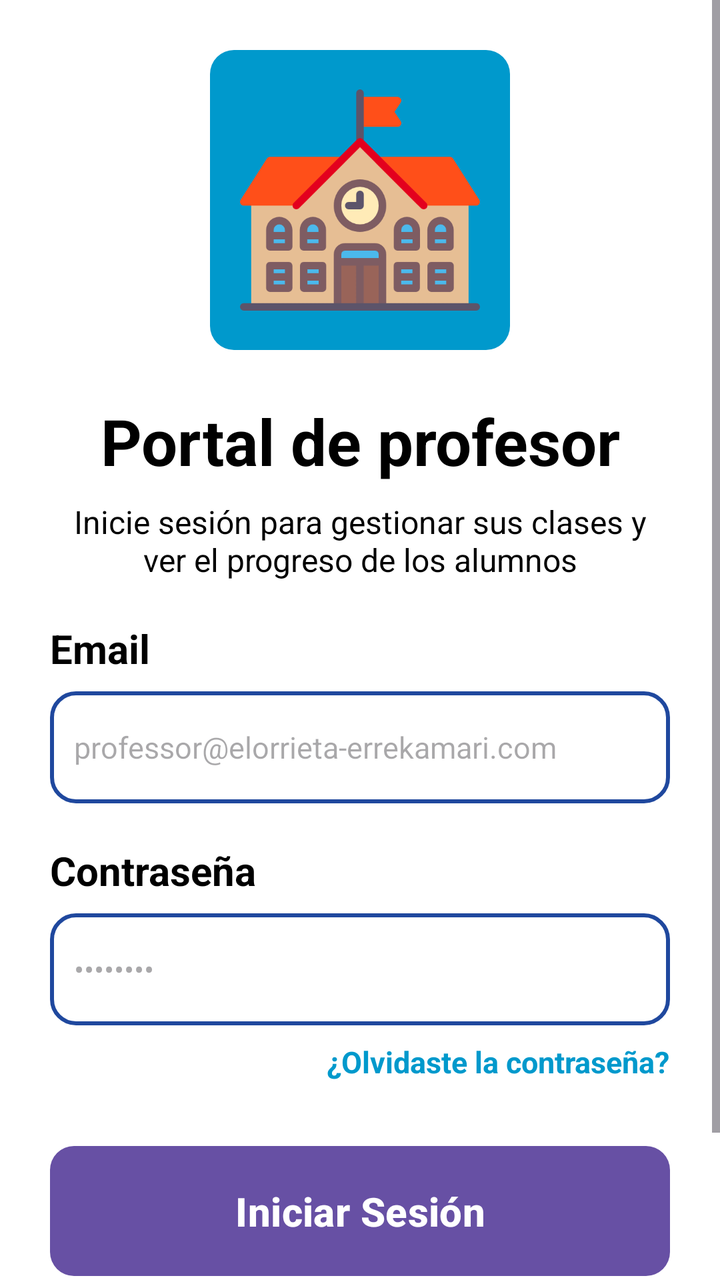
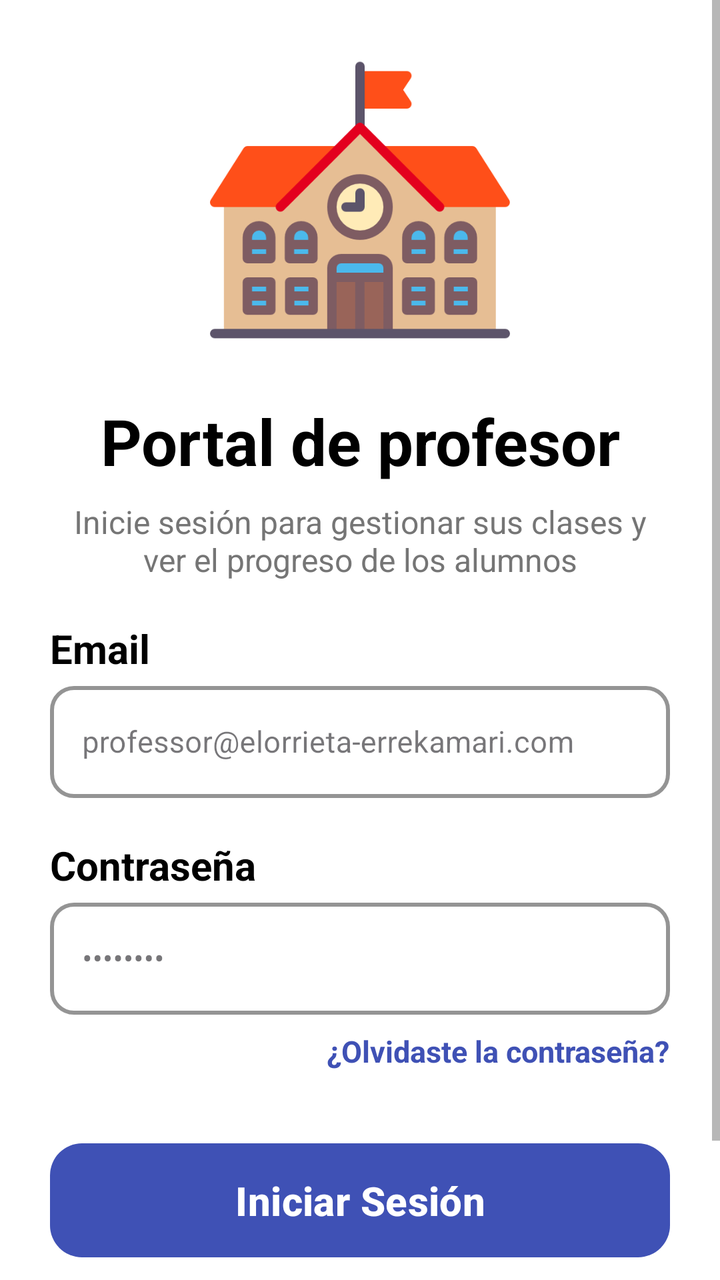

Compare the two renders of this Android layout. The source of the first and the diff that turns it into the second are given below.
<!-- AndroidManifest.xml: application theme Base.Theme.ElorMovPMDM -->
<!-- res/layout/activity_login.xml -->
<?xml version="1.0" encoding="utf-8"?>
<ScrollView xmlns:android="http://schemas.android.com/apk/res/android"
    android:layout_width="match_parent"
    android:layout_height="match_parent"
    xmlns:tools="http://schemas.android.com/tools"
    android:id="@+id/main"
    android:background="@color/white">

    <LinearLayout
        android:layout_width="match_parent"
        android:layout_height="wrap_content"
        android:orientation="vertical"
        android:padding="25dp">

        <ImageView
            android:layout_width="150dp"
            android:layout_height="150dp"
            android:layout_gravity="center"
            android:background="@drawable/rounded_button"
            android:src="@drawable/school"
            android:padding="15dp">
        </ImageView>

        <TextView
            android:layout_width="match_parent"
            android:layout_height="wrap_content"
            android:layout_marginTop="24dp"
            android:gravity="center"
            android:text="@string/login_title"
            android:textColor="@color/black"
            android:textSize="32sp"
            android:textStyle="bold" >
        </TextView>

        <TextView
            android:layout_width="match_parent"
            android:layout_height="wrap_content"
            android:layout_marginTop="8dp"
            android:gravity="center"
            android:text="@string/login_subtitle"
            android:textColor="@color/grey"
            android:textSize="16sp" >
        </TextView>

        <TextView
            android:layout_width="match_parent"
            android:layout_height="wrap_content"
            android:layout_marginTop="20dp"
            android:text="@string/email"
            android:textColor="@color/black"
            android:textSize="20sp"
            android:textStyle="bold" >
        </TextView>

        <EditText
            android:id="@+id/etEmail"
            android:layout_width="match_parent"
            android:layout_height="56dp"
            android:layout_marginTop="8dp"
            android:background="@drawable/card_bg"
            android:hint="@string/email_hint"
            android:inputType="textEmailAddress"
            android:padding="12dp"
            android:textSize="15sp"
            android:focusable="true"
            android:focusableInTouchMode="true"
            android:clickable="true"
            android:nextFocusDown="@+id/etPassword"
            android:imeOptions="actionNext">
        </EditText>

        <TextView
            android:layout_width="match_parent"
            android:layout_height="wrap_content"
            android:layout_marginTop="20dp"
            android:text="@string/password"
            android:textColor="@color/black"
            android:textStyle="bold"
            android:textSize="20sp">
        </TextView>

        <EditText
            android:id="@+id/etPassword"
            android:layout_width="match_parent"
            android:layout_height="56dp"
            android:layout_marginTop="8dp"
            android:background="@drawable/card_bg"
            android:hint="@string/password_hint"
            android:inputType="textPassword"
            android:padding="12dp"
            android:textSize="15sp"
            android:focusable="true"
            android:focusableInTouchMode="true"
            android:clickable="true">
        </EditText>

        <TextView
            android:layout_width="wrap_content"
            android:layout_height="wrap_content"
            android:layout_gravity="end"
            android:layout_marginTop="8dp"
            android:text="@string/password_forgot"
            android:textColor="@color/primary"
            android:textStyle="bold"
            android:textSize="15sp">
        </TextView>

        <Button
            android:id="@+id/btnLogin"
            android:layout_width="match_parent"
            android:layout_height="wrap_content"
            android:padding="15dp"
            android:layout_marginTop="32dp"
            android:background="@drawable/rounded_button"
            android:text="@string/login"
            android:gravity="center"
            android:textColor="@color/white"
            android:textSize="20sp"
            android:textStyle="bold" >
        </Button>

        <TextView
            android:layout_width="match_parent"
            android:layout_height="wrap_content"
            android:layout_marginTop="40dp"
            android:gravity="center"
            android:text="@string/student_option"
            android:textSize="15sp"
            android:textColor="@color/primary" >
        </TextView>

    </LinearLayout>
</ScrollView>
<!-- resources referenced by this layout -->
<resources>
  <color name="black">#FF000000</color>
  <color name="grey">#FF000000</color>
  <color name="primary">#0099cc</color>
  <color name="white">#FFFFFFFF</color>
  <!-- drawable card_bg (drawable) -->
  <?xml version="1.0" encoding="utf-8"?>
  <shape xmlns:android="http://schemas.android.com/apk/res/android">
      <solid android:color="@color/white" />
      <corners android:radius="12dp" />
      <stroke
          android:width="2dp"
          android:color="@color/dark_primary"/>
  </shape>
  <!-- drawable rounded_button (drawable) -->
  <?xml version="1.0" encoding="utf-8"?>
  <shape xmlns:android="http://schemas.android.com/apk/res/android"
      android:shape="rectangle">
      <solid android:color="@color/primary" />
      <corners android:radius="12dp" />
  </shape>
  <!-- drawable school: png bitmap (drawable, 11971 bytes) -->
  <string name="email" translatable="false">Email</string>
  <string name="email_hint" translatable="false">professor@elorrieta-errekamari.com</string>
  <string name="login">Iniciar Sesión</string>
  <string name="login_subtitle">Inicie sesión para gestionar sus clases y ver el progreso de los alumnos</string>
  <string name="login_title">Portal de profesor</string>
  <string name="password">Contraseña</string>
  <string name="password_forgot">¿Olvidaste la contraseña?</string>
  <string name="password_hint" translatable="false">••••••••</string>
  <string name="student_option">¿Eres estudiante? Inicia sesión aquí</string>
  <style name="Base.Theme.ElorMovPMDM" parent="Theme.Material3.Light.NoActionBar">
          
          
      </style>
  <color name="dark_primary">#1F489E</color>
</resources>

<!-- the commit's change to res/layout/activity_login.xml (unified diff, before → after) -->
@@ -11,15 +11,14 @@
         android:layout_height="wrap_content"
         android:orientation="vertical"
         android:padding="25dp">
-
-        <ImageView
+        
+        <com.google.android.material.imageview.ShapeableImageView
             android:layout_width="150dp"
             android:layout_height="150dp"
             android:layout_gravity="center"
-            android:background="@drawable/rounded_button"
-            android:src="@drawable/school"
-            android:padding="15dp">
-        </ImageView>
+            android:scaleType="centerCrop"
+            android:src="@drawable/school">
+        </com.google.android.material.imageview.ShapeableImageView>
 
         <TextView
             android:layout_width="match_parent"
@@ -38,7 +37,7 @@
             android:layout_marginTop="8dp"
             android:gravity="center"
             android:text="@string/login_subtitle"
-            android:textColor="@color/grey"
+            android:textColor="@color/secondary_text"
             android:textSize="16sp" >
         </TextView>
 
@@ -52,22 +51,20 @@
             android:textStyle="bold" >
         </TextView>
 
-        <EditText
-            android:id="@+id/etEmail"
+        <com.google.android.material.textfield.TextInputLayout
             android:layout_width="match_parent"
-            android:layout_height="56dp"
-            android:layout_marginTop="8dp"
-            android:background="@drawable/card_bg"
-            android:hint="@string/email_hint"
-            android:inputType="textEmailAddress"
-            android:padding="12dp"
-            android:textSize="15sp"
-            android:focusable="true"
-            android:focusableInTouchMode="true"
-            android:clickable="true"
-            android:nextFocusDown="@+id/etPassword"
-            android:imeOptions="actionNext">
-        </EditText>
+            android:layout_height="wrap_content"
+            style="@style/text_input">
+            <com.google.android.material.textfield.TextInputEditText
+                android:id="@+id/etEmail"
+                android:layout_width="match_parent"
+                android:layout_height="56dp"
+                android:hint="@string/email_hint"
+                android:inputType="textEmailAddress"
+                android:textSize="15sp"
+                android:imeOptions="actionNext">
+            </com.google.android.material.textfield.TextInputEditText>
+        </com.google.android.material.textfield.TextInputLayout> 
 
         <TextView
             android:layout_width="match_parent"
@@ -79,20 +76,18 @@
             android:textSize="20sp">
         </TextView>
 
-        <EditText
-            android:id="@+id/etPassword"
+        <com.google.android.material.textfield.TextInputLayout
             android:layout_width="match_parent"
-            android:layout_height="56dp"
-            android:layout_marginTop="8dp"
-            android:background="@drawable/card_bg"
-            android:hint="@string/password_hint"
-            android:inputType="textPassword"
-            android:padding="12dp"
-            android:textSize="15sp"
-            android:focusable="true"
-            android:focusableInTouchMode="true"
-            android:clickable="true">
-        </EditText>
+            android:layout_height="wrap_content"
+            style="@style/text_input">
+            <com.google.android.material.textfield.TextInputEditText
+                android:id="@+id/etPassword"
+                android:layout_width="match_parent"
+                android:layout_height="56dp"
+                android:hint="@string/password_hint"
+                android:textSize="15sp">
+            </com.google.android.material.textfield.TextInputEditText>
+        </com.google.android.material.textfield.TextInputLayout>
 
         <TextView
             android:layout_width="wrap_content"
@@ -111,7 +106,7 @@
             android:layout_height="wrap_content"
             android:padding="15dp"
             android:layout_marginTop="32dp"
-            android:background="@drawable/rounded_button"
+            style="@style/button_style"
             android:text="@string/login"
             android:gravity="center"
             android:textColor="@color/white"
<!-- resource entries referenced after the edit -->
@@ -1,25 +1,9 @@
 <!-- resources referenced by this layout -->
 <resources>
   <color name="black">#FF000000</color>
-  <color name="grey">#FF000000</color>
-  <color name="primary">#0099cc</color>
+  <color name="primary">#3F51B5</color>
+  <color name="secondary_text">#757575</color>
   <color name="white">#FFFFFFFF</color>
-  <!-- drawable card_bg (drawable) -->
-  <?xml version="1.0" encoding="utf-8"?>
-  <shape xmlns:android="http://schemas.android.com/apk/res/android">
-      <solid android:color="@color/white" />
-      <corners android:radius="12dp" />
-      <stroke
-          android:width="2dp"
-          android:color="@color/dark_primary"/>
-  </shape>
-  <!-- drawable rounded_button (drawable) -->
-  <?xml version="1.0" encoding="utf-8"?>
-  <shape xmlns:android="http://schemas.android.com/apk/res/android"
-      android:shape="rectangle">
-      <solid android:color="@color/primary" />
-      <corners android:radius="12dp" />
-  </shape>
   <!-- drawable school: png bitmap (drawable, 11971 bytes) -->
   <string name="email" translatable="false">Email</string>
   <string name="email_hint" translatable="false">professor@elorrieta-errekamari.com</string>
@@ -30,10 +14,46 @@
   <string name="password_forgot">¿Olvidaste la contraseña?</string>
   <string name="password_hint" translatable="false">••••••••</string>
   <string name="student_option">¿Eres estudiante? Inicia sesión aquí</string>
-  <style name="Base.Theme.ElorMovPMDM" parent="Theme.Material3.Light.NoActionBar">
+  <style name="button_style">
+          <item name="backgroundColor">@color/primary</item>
+          <item name="cornerRadius">16dp</item>
+          <item name="elevation">8dp</item>
+      </style>
+  <style name="text_input" parent="Widget.MaterialComponents.TextInputLayout.OutlinedBox">
+          <item name="boxBackgroundColor">@color/white</item>
+          <item name="boxStrokeColor">@color/primary</item>
+          <item name="boxStrokeWidth">2dp</item>
+          <item name="boxStrokeWidthFocused">3dp</item>
+          <item name="boxCornerRadiusTopStart">12dp</item>
+          <item name="boxCornerRadiusTopEnd">12dp</item>
+          <item name="boxCornerRadiusBottomStart">12dp</item>
+          <item name="boxCornerRadiusBottomEnd">12dp</item>
+      </style>
+  <style name="Base.Theme.ElorMovPMDM" parent="Theme.Material3.DayNight.NoActionBar">
           
+          <item name="colorPrimary">@color/primary</item>
+          <item name="colorPrimaryVariant">@color/dark_primary</item>
+          <item name="colorOnPrimary">@color/white</item>
+  
+          <item name="colorSecondary">@color/accent</item>
+          <item name="colorOnSecondary">@color/white</item>
+  
           
+          <item name="backgroundColor">@color/light_primary</item>
+  
+          
+          <item name="android:textColorPrimary">@color/black</item>
+          <item name="android:textColorSecondary">@color/secondary_text</item>
+  
+          
+          <item name="android:divider">@color/divider</item>
+  
+          
+          <item name="android:statusBarColor">@color/dark_primary</item>
       </style>
-  <color name="dark_primary">#1F489E</color>
+  <color name="dark_primary">#303F9F</color>
+  <color name="accent">#448AFF</color>
+  <color name="light_primary">#C5CAE9</color>
+  <color name="divider">#BDBDBD</color>
 </resources>
 
